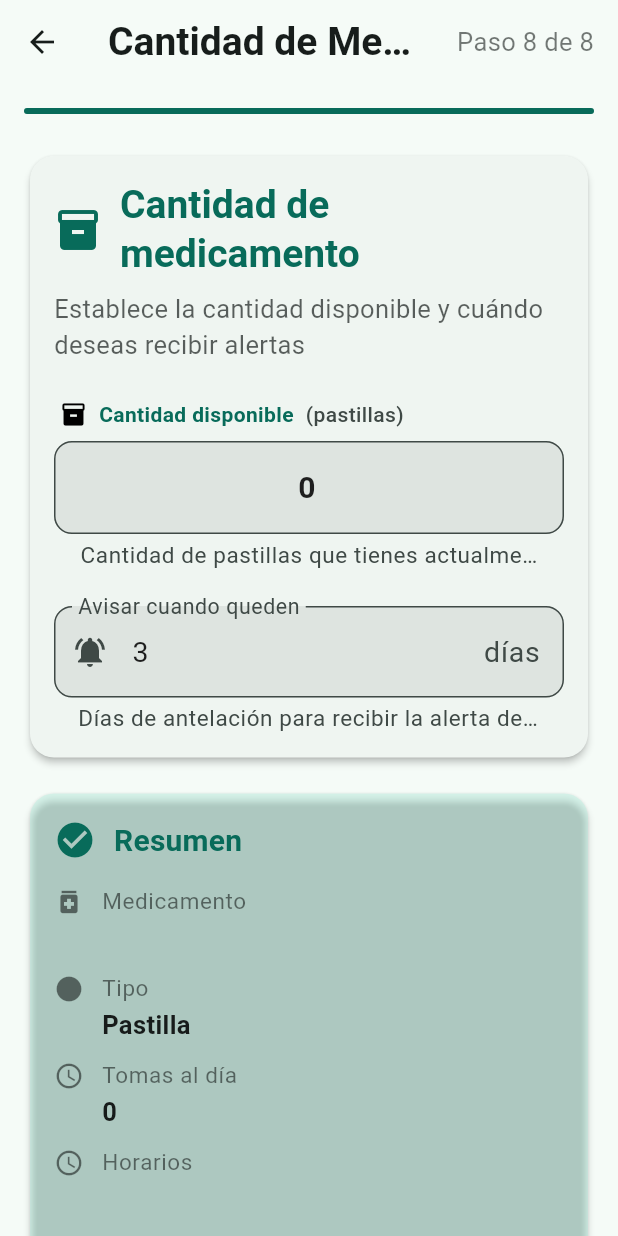
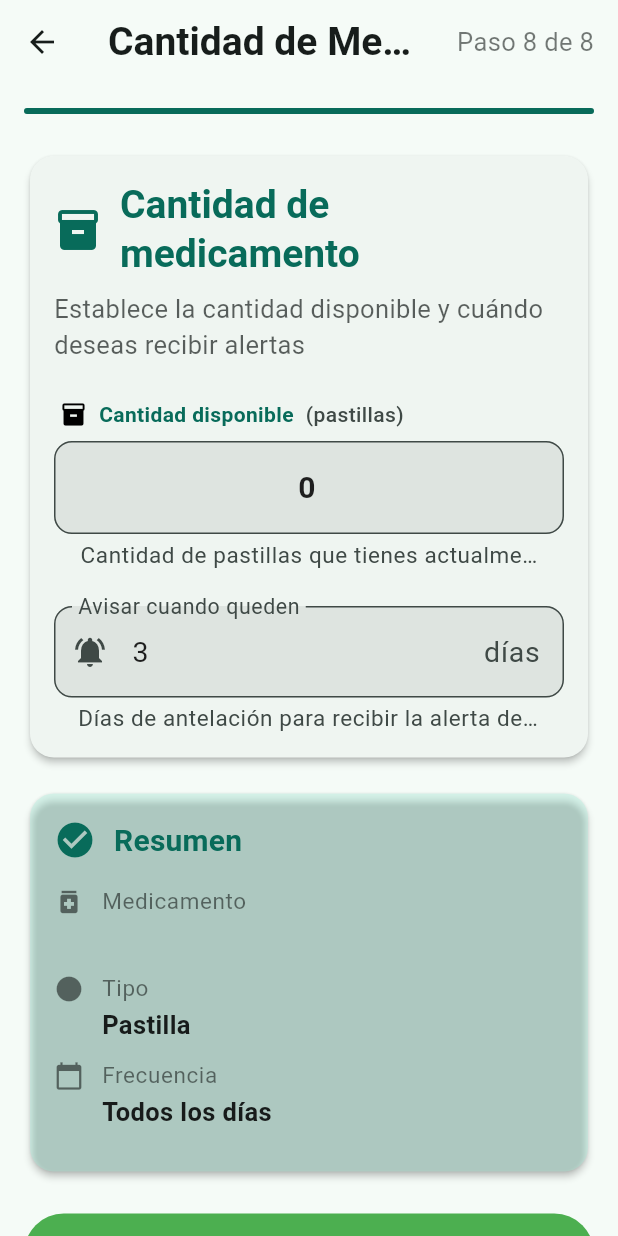
Before and after one commit to rafapoza/medicapp, a Flutter app: the MedicationQuantityScreen screen opened directly with empty values, on a phone screen of 412 x 824 dp. Run offline on Flutter 3.47's test engine with Material 3 defaults, Android fonts, the phone set to English and light mode, and no system bars; our stand-ins replace flutter_local_notifications, shared_preferences, sqflite, timezone; missing offline and left inert: android_intent_plus; accounts and stored records are empty.

Commit message:
feat: añadir tipo de duración 'Según necesidad' para medicamentos ocasionales
Implementa el flujo simplificado para medicamentos que se toman solo cuando es necesario,
sin horarios programados (analgésicos, antiácidos, etc.).

## Cambios

### Modelo
- Añadido enum `TreatmentDurationType.asNeeded` con icono y color específicos
- Soporte en edición de frecuencia para medicamentos ocasionales

### Flujo de creación simplificado
- Nuevo tipo de duración: "Medicamento ocasional"
- Flujo de 2 pasos (en vez de 8): información básica → cantidad
- Salta automáticamente configuración de horarios, frecuencias y fechas
- Numeración adaptativa de pasos según el tipo de medicamento

### Interfaz
- Nueva opción "Según necesidad" en pantalla de duración
- Descripción: "Solo cuando sea necesario, sin horarios"
- Icono: healing (banda curativa), Color: indigo
- Oculta información de horarios en resumen final cuando no aplica

## Archivos modificados
- `lib/models/treatment_duration_type.dart`: nuevo enum asNeeded
- `lib/screens/medication_duration_screen.dart`: flujo simplificado
- `lib/screens/medication_quantity_screen.dart`: numeración adaptativa
- `lib/screens/edit_sections/edit_frequency_screen.dart`: soporte en edición

🤖 Generated with [Claude Code](https://claude.com/claude-code)

Co-Authored-By: Claude <noreply@anthropic.com>

```diff
--- a/lib/models/treatment_duration_type.dart
+++ b/lib/models/treatment_duration_type.dart
@@ -5,7 +5,8 @@ enum TreatmentDurationType {
   untilFinished('Hasta acabar la medicación'),
   specificDates('Fechas específicas'),
   weeklyPattern('Días de la semana'),
-  intervalDays('Cada N días');
+  intervalDays('Cada N días'),
+  asNeeded('Según necesidad');
 
   final String displayName;
 
@@ -23,6 +24,8 @@ enum TreatmentDurationType {
         return Icons.date_range;
       case TreatmentDurationType.intervalDays:
         return Icons.repeat;
+      case TreatmentDurationType.asNeeded:
+        return Icons.healing;
     }
   }
 
@@ -38,6 +41,8 @@ enum TreatmentDurationType {
         return Colors.teal;
       case TreatmentDurationType.intervalDays:
         return Colors.orange;
+      case TreatmentDurationType.asNeeded:
+        return Colors.indigo;
     }
   }
 }
--- a/lib/screens/edit_sections/edit_frequency_screen.dart
+++ b/lib/screens/edit_sections/edit_frequency_screen.dart
@@ -74,6 +74,10 @@ class _EditFrequencyScreenState extends State<EditFrequencyScreen> {
         } else {
           return FrequencyMode.customInterval;
         }
+      case TreatmentDurationType.asNeeded:
+        // "As needed" medications don't have a frequency mode (they're taken manually)
+        // This should not normally be reached, as these medications shouldn't be edited here
+        return FrequencyMode.everyday; // Default fallback
     }
   }
 
--- a/lib/screens/medication_quantity_screen.dart
+++ b/lib/screens/medication_quantity_screen.dart
@@ -128,7 +128,11 @@ class _MedicationQuantityScreenState extends State<MedicationQuantityScreen> {
 
   @override
   Widget build(BuildContext context) {
-    final stepNumber = widget.durationType == TreatmentDurationType.specificDates ? '7 de 7' : '8 de 8';
+    final stepNumber = widget.durationType == TreatmentDurationType.asNeeded
+        ? '2 de 2'
+        : widget.durationType == TreatmentDurationType.specificDates
+            ? '7 de 7'
+            : '8 de 8';
 
     return Scaffold(
       appBar: AppBar(
@@ -332,6 +336,7 @@ class _MedicationQuantityScreenState extends State<MedicationQuantityScreen> {
                           'Tipo',
                           widget.medicationType.displayName,
                         ),
+                        if (widget.doseSchedule.isNotEmpty) ...[
                           _buildSummaryRow(
                             Icons.access_time,
                             'Tomas al día',
@@ -342,6 +347,7 @@ class _MedicationQuantityScreenState extends State<MedicationQuantityScreen> {
                             'Horarios',
                             widget.doseSchedule.keys.join(', '),
                           ),
+                        ],
                         _buildSummaryRow(
                           Icons.calendar_today,
                           'Frecuencia',
@@ -442,6 +448,8 @@ class _MedicationQuantityScreenState extends State<MedicationQuantityScreen> {
       case TreatmentDurationType.intervalDays:
         final interval = widget.dayInterval ?? 2;
         return 'Cada $interval días';
+      case TreatmentDurationType.asNeeded:
+        return 'Según necesidad';
     }
   }
 }
```
Also changed, not shown: lib/screens/medication_duration_screen.dart (+30 -0 lines). Lines whose indentation alone changed are shown as unchanged.
